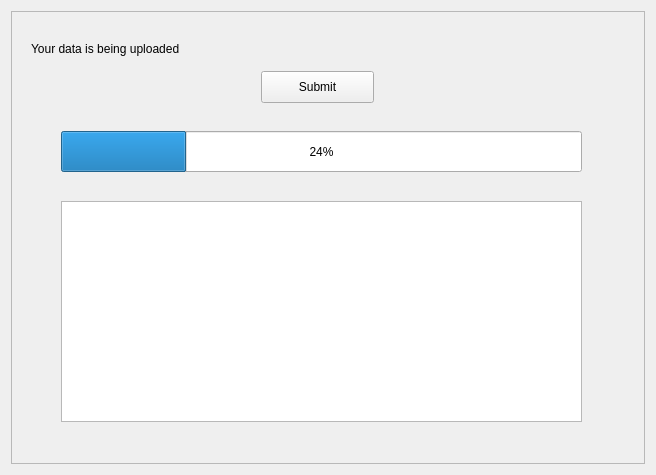
Qt form cadasta/gui/ui/wizard/step_project_creation03.ui (Cadasta/cadasta-qgis-plugin) before a commit.
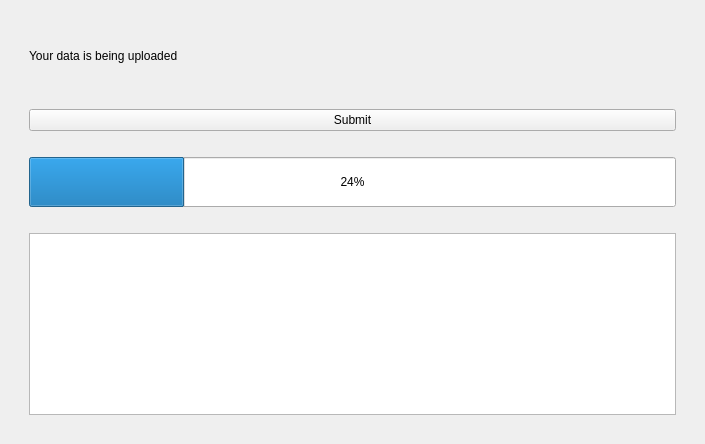
The same form after that commit.

```diff
--- a/cadasta/gui/ui/wizard/step_project_creation03.ui
+++ b/cadasta/gui/ui/wizard/step_project_creation03.ui
@@ -6,8 +6,8 @@
    <rect>
     <x>0</x>
     <y>0</y>
-    <width>656</width>
-    <height>475</height>
+    <width>705</width>
+    <height>444</height>
    </rect>
   </property>
   <property name="sizePolicy">
@@ -23,63 +23,144 @@
    <item>
     <widget class="QFrame" name="frame">
      <property name="frameShape">
-      <enum>QFrame::StyledPanel</enum>
+      <enum>QFrame::NoFrame</enum>
      </property>
      <property name="frameShadow">
       <enum>QFrame::Raised</enum>
      </property>
-     <widget class="QLabel" name="lbl_status">
-      <property name="geometry">
-       <rect>
-        <x>20</x>
-        <y>30</y>
-        <width>401</width>
-        <height>16</height>
-       </rect>
-      </property>
-      <property name="text">
-       <string>Your data is being uploaded</string>
-      </property>
-     </widget>
-     <widget class="QProgressBar" name="progress_bar">
-      <property name="geometry">
-       <rect>
-        <x>50</x>
-        <y>120</y>
-        <width>521</width>
-        <height>41</height>
-       </rect>
-      </property>
-      <property name="styleSheet">
-       <string notr="true"/>
-      </property>
-      <property name="value">
-       <number>24</number>
-      </property>
-     </widget>
-     <widget class="QTextEdit" name="text_edit">
-      <property name="geometry">
-       <rect>
-        <x>50</x>
-        <y>190</y>
-        <width>521</width>
-        <height>221</height>
-       </rect>
-      </property>
-     </widget>
-     <widget class="QPushButton" name="submit_button">
-      <property name="geometry">
-       <rect>
-        <x>250</x>
-        <y>60</y>
-        <width>113</width>
-        <height>32</height>
-       </rect>
-      </property>
-      <property name="text">
-       <string>Submit</string>
-      </property>
-     </widget>
+     <layout class="QVBoxLayout" name="verticalLayout">
+      <item>
+       <widget class="QScrollArea" name="scrollArea">
+        <property name="frameShape">
+         <enum>QFrame::NoFrame</enum>
+        </property>
+        <property name="widgetResizable">
+         <bool>true</bool>
+        </property>
+        <widget class="QWidget" name="scrollAreaWidgetContents">
+         <property name="geometry">
+          <rect>
+           <x>0</x>
+           <y>0</y>
+           <width>669</width>
+           <height>408</height>
+          </rect>
+         </property>
+         <layout class="QVBoxLayout" name="verticalLayout_3">
+          <item>
+           <spacer name="verticalSpacer_4">
+            <property name="orientation">
+             <enum>Qt::Vertical</enum>
+            </property>
+            <property name="sizeType">
+             <enum>QSizePolicy::Fixed</enum>
+            </property>
+            <property name="sizeHint" stdset="0">
+             <size>
+              <width>20</width>
+              <height>20</height>
+             </size>
+            </property>
+           </spacer>
+          </item>
+          <item>
+           <widget class="QLabel" name="lbl_status">
+            <property name="text">
+             <string>Your data is being uploaded</string>
+            </property>
+           </widget>
+          </item>
+          <item>
+           <spacer name="verticalSpacer">
+            <property name="orientation">
+             <enum>Qt::Vertical</enum>
+            </property>
+            <property name="sizeType">
+             <enum>QSizePolicy::Fixed</enum>
+            </property>
+            <property name="sizeHint" stdset="0">
+             <size>
+              <width>20</width>
+              <height>40</height>
+             </size>
+            </property>
+           </spacer>
+          </item>
+          <item>
+           <widget class="QPushButton" name="submit_button">
+            <property name="text">
+             <string>Submit</string>
+            </property>
+           </widget>
+          </item>
+          <item>
+           <spacer name="verticalSpacer_2">
+            <property name="orientation">
+             <enum>Qt::Vertical</enum>
+            </property>
+            <property name="sizeType">
+             <enum>QSizePolicy::Fixed</enum>
+            </property>
+            <property name="sizeHint" stdset="0">
+             <size>
+              <width>20</width>
+              <height>20</height>
+             </size>
+            </property>
+           </spacer>
+          </item>
+          <item>
+           <widget class="QProgressBar" name="progress_bar">
+            <property name="sizePolicy">
+             <sizepolicy hsizetype="Expanding" vsizetype="Maximum">
+              <horstretch>0</horstretch>
+              <verstretch>0</verstretch>
+             </sizepolicy>
+            </property>
+            <property name="minimumSize">
+             <size>
+              <width>0</width>
+              <height>50</height>
+             </size>
+            </property>
+            <property name="maximumSize">
+             <size>
+              <width>16777215</width>
+              <height>50</height>
+             </size>
+            </property>
+            <property name="styleSheet">
+             <string notr="true"/>
+            </property>
+            <property name="value">
+             <number>24</number>
+            </property>
+           </widget>
+          </item>
+          <item>
+           <spacer name="verticalSpacer_3">
+            <property name="orientation">
+             <enum>Qt::Vertical</enum>
+            </property>
+            <property name="sizeType">
+             <enum>QSizePolicy::Fixed</enum>
+            </property>
+            <property name="sizeHint" stdset="0">
+             <size>
+              <width>20</width>
+              <height>20</height>
+             </size>
+            </property>
+           </spacer>
+          </item>
+          <item>
+           <widget class="QTextEdit" name="text_edit"/>
+          </item>
+         </layout>
+        </widget>
+       </widget>
+      </item>
+     </layout>
     </widget>
    </item>
   </layout>
```
